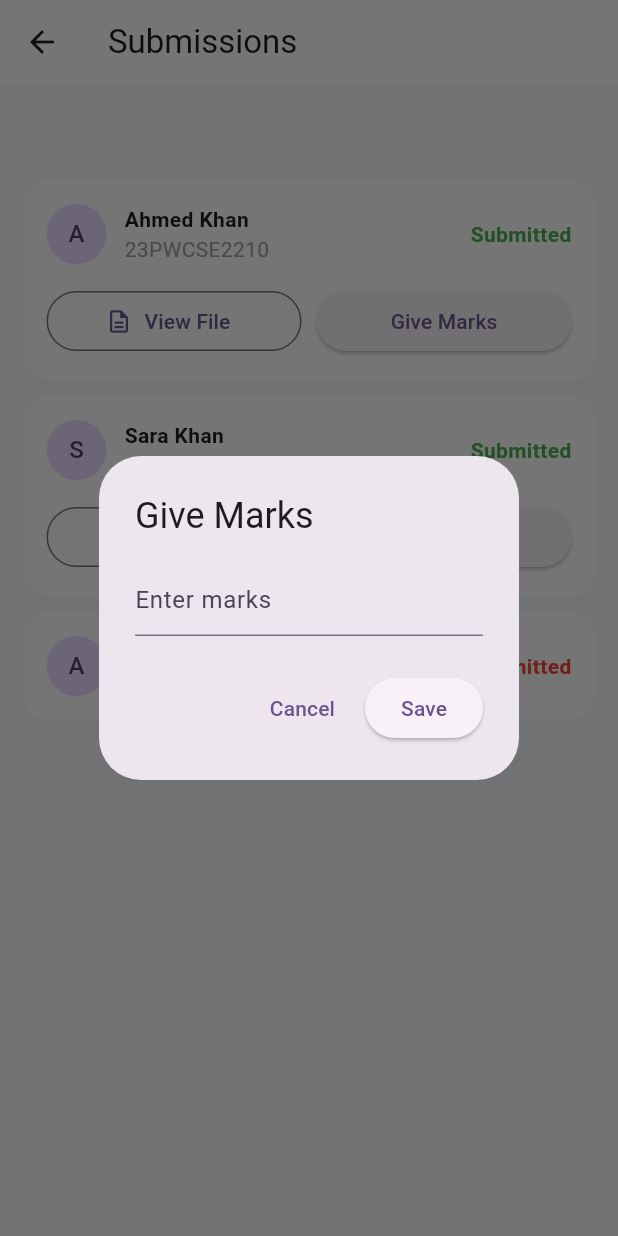
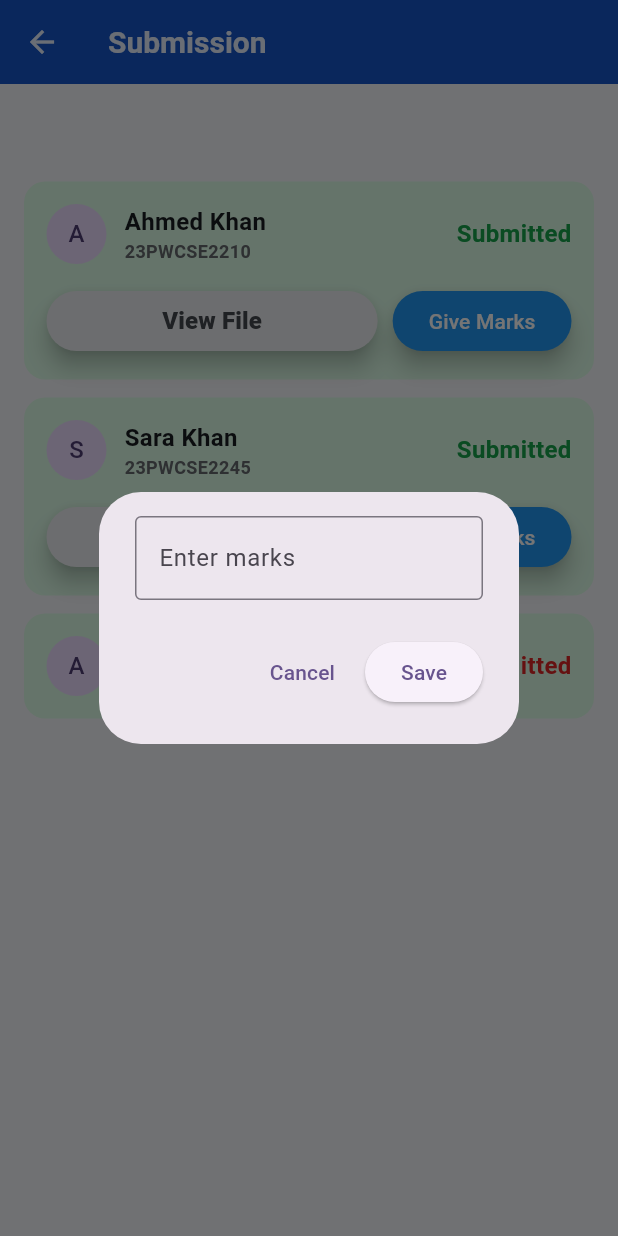
Before and after one commit to Masaud-Ahmad/XwanEdu, a Flutter app: the AssignmentSubmissionsScreen screen opened directly with empty values, after a tap on "Give Marks", on a phone screen of 412 x 824 dp. Run offline on Flutter 3.47's test engine with Material 3 defaults, Android fonts, the phone set to English and light mode, and no system bars; our stand-ins replace get, lottie.

Commit message:
Make Dialog Box and work with view assignment Screen

```diff
--- a/lib/common/widgets/elevated_button/elevated_button.dart
+++ b/lib/common/widgets/elevated_button/elevated_button.dart
@@ -1,4 +1,5 @@
 import 'package:flutter/material.dart';
+import 'package:xwanedu/constant/colors.dart';
 
 class EduButton extends StatelessWidget {
   final String text;
@@ -32,9 +33,9 @@ class EduButton extends StatelessWidget {
         onPressed: onPressed,
         style: ElevatedButton.styleFrom(
           // Use the provided color or fall back to a default primary color
-          backgroundColor: backgroundColor ?? const Color(0xFF1976D2),
+          backgroundColor: backgroundColor ?? AppColors.primary,
           foregroundColor: textColor ?? Colors.white,
-          elevation: 0, // Flat design; increase if you want a drop shadow
+          elevation: 6, // Flat design; increase if you want a drop shadow
           shape: RoundedRectangleBorder(
             borderRadius: BorderRadius.circular(borderRadius),
           ),
--- a/lib/constant/colors.dart
+++ b/lib/constant/colors.dart
@@ -5,15 +5,23 @@ class AppColors {
 
   // Brand Colors
 
-  static const Color primary = Color(0xFF1A73E8);
-  static const Color onPrimary = Color(0xFFFFFFFF);
+  static const Color primary = Color(0xFF1656C9);
+  static const Color onPrimary = Color(0xFFE8F0FE);
   static const Color secondary = Color(0xFF4285F4);
+  static const Color primaryDark = Color(0xFF0D3F9E);
 
-  // Surface Colors
+  //Background
 
-  static const Color surface = Color(0xFFF7F9FF);
+  static const Color background = Color(0xFFF5F7FB);
 
-  static const Color surfaceContainerLow = Color(0xFFF1F4FA);
+  /// Cards / dialogs / containers
+  static const Color surface = Color(0xFFFFFFFF);
+
+  /// Light colored container
+  static const Color surfaceContainer = Color(0xFFEEF4FF);
+
+  /// Very light container
+  static const Color surfaceContainerLow = Color(0xFFF8FAFC);
 
   static const Color surfaceContainerHigh = Color(0xFFE1E2E9);
 
@@ -27,7 +35,16 @@ class AppColors {
   static const Color outline = Color(0xFF74777F);
 
   // Status / Feedback
-  static const Color success = Color(0xFF34A853);
 
-  static const Color error = Color(0xFFD93025);
+  static const Color success = Color(0xFF16A34A);
+  static const Color successLight = Color(0xFFDCFCE7);
+
+  static const Color error = Color(0xFFDC2626);
+  static const Color errorLight = Color(0xFFFEE2E2);
+
+  static const Color warning = Color(0xFFF59E0B);
+  static const Color warningLight = Color(0xFFFEF3C7);
+
+  static const Color info = Color(0xFF2563EB);
+  static const Color infoLight = Color(0xFFDBEAFE);
 }
--- a/lib/feature/assignment/view/teacher/teacher_assignment.dart
+++ b/lib/feature/assignment/view/teacher/teacher_assignment.dart
@@ -21,7 +21,7 @@ class _TeacherAssignmentScreenState extends State<TeacherAssignmentScreen> {
   @override
   Widget build(BuildContext context) {
     return Scaffold(
-      backgroundColor: AppColors.surface,
+      backgroundColor: AppColors.background,
 
       appBar: AppBar(
         title: const EduText(
@@ -29,7 +29,7 @@ class _TeacherAssignmentScreenState extends State<TeacherAssignmentScreen> {
           fontSize: SizeConstant.fontSizeMd,
           fontcolor: AppColors.onSurface,
         ),
-        backgroundColor: AppColors.onPrimary,
+        backgroundColor: AppColors.background,
       ),
 
       floatingActionButton: FloatingActionButton.extended(
@@ -60,8 +60,8 @@ class _TeacherAssignmentScreenState extends State<TeacherAssignmentScreen> {
 
             const EduText(
               name: "Managment Classroom System",
-              fontSize: SizeConstant.fontSizeLg,
-              fontcolor: AppColors.onSurface,
+              fontSize: SizeConstant.fontSizeSm + 3,
+              fontcolor: AppColors.outline,
             ),
 
             const SizedBox(height: 20),
--- a/lib/feature/assignment/view/teacher/view_assignment.dart
+++ b/lib/feature/assignment/view/teacher/view_assignment.dart
@@ -1,5 +1,10 @@
 import 'package:flutter/material.dart';
+import 'package:xwanedu/common/widgets/edutext/edutext.dart';
+import 'package:xwanedu/common/widgets/elevated_button/elevated_button.dart';
+import 'package:xwanedu/constant/colors.dart';
+import 'package:xwanedu/constant/size.dart';
 import 'package:xwanedu/feature/assignment/data.dart';
+import 'package:xwanedu/utils/dialog_box.dart';
 
 class AssignmentSubmissionsScreen extends StatefulWidget {
   const AssignmentSubmissionsScreen({super.key, required this.assignmentTitle});
@@ -16,11 +21,17 @@ class _AssignmentSubmissionsScreenState
   @override
   Widget build(BuildContext context) {
     return Scaffold(
-      backgroundColor: const Color(0xFFF6F8FC),
+      backgroundColor: AppColors.background,
 
       appBar: AppBar(
-        title: const Text('Submissions'),
-        backgroundColor: Colors.white,
+        backgroundColor: AppColors.primary,
+        foregroundColor: AppColors.onPrimary,
+
+        title: const EduText(
+          name: "Submission",
+          fontSize: SizeConstant.fontSizeLg,
+          fontcolor: AppColors.onPrimary,
+        ),
       ),
 
       body: Padding(
@@ -29,9 +40,10 @@ class _AssignmentSubmissionsScreenState
         child: Column(
           crossAxisAlignment: CrossAxisAlignment.start,
           children: [
-            Text(
-              widget.assignmentTitle,
-              style: const TextStyle(fontSize: 20, fontWeight: FontWeight.bold),
+            EduText(
+              name: widget.assignmentTitle,
+              fontSize: SizeConstant.fontSizeLg,
+              fontcolor: AppColors.onSurface,
             ),
 
             const SizedBox(height: 20),
@@ -48,7 +60,7 @@ class _AssignmentSubmissionsScreenState
                     padding: const EdgeInsets.all(15),
 
                     decoration: BoxDecoration(
-                      color: Colors.white,
+                      color: AppColors.successLight,
                       borderRadius: BorderRadius.circular(14),
                     ),
 
@@ -64,28 +76,33 @@ class _AssignmentSubmissionsScreenState
                               child: Column(
                                 crossAxisAlignment: CrossAxisAlignment.start,
                                 children: [
-                                  Text(
-                                    student.name,
-                                    style: const TextStyle(
-                                      fontWeight: FontWeight.bold,
+                                  EduText(
+                                    name: student.name,
+                                    fontSize: SizeConstant.fontSizeMd,
+                                    fontcolor: AppColors.onSurface,
                                   ),
+                                  EduText(
+                                    name: student.rollNumber,
+                                    fontSize: SizeConstant.fontSizeSm,
+                                    fontcolor: const Color.fromARGB(
+                                      255,
+                                      101,
+                                      104,
+                                      109,
                                     ),
-                                  Text(
-                                    student.rollNumber,
-                                    style: const TextStyle(color: Colors.grey),
                                   ),
                                 ],
                               ),
                             ),
 
-                            Text(
-                              student.submitted ? 'Submitted' : 'Not Submitted',
-                              style: TextStyle(
-                                color: student.submitted
-                                    ? Colors.green
-                                    : Colors.red,
-                                fontWeight: FontWeight.bold,
-                              ),
+                            EduText(
+                              name: student.submitted
+                                  ? "Submitted"
+                                  : 'Not Submitted',
+                              fontSize: SizeConstant.fontSizeMd,
+                              fontcolor: student.submitted
+                                  ? AppColors.success
+                                  : AppColors.error,
                             ),
                           ],
                         ),
@@ -96,58 +113,45 @@ class _AssignmentSubmissionsScreenState
                           Row(
                             children: [
                               Expanded(
-                                child: OutlinedButton.icon(
+                                child: EduButton(
+                                  borderRadius: 30,
+                                  height: 40,
+                                  backgroundColor: const Color.fromARGB(
+                                    255,
+                                    236,
+                                    238,
+                                    241,
+                                  ),
+                                  text: 'View File',
+                                  textColor: AppColors.onSurfaceVariant,
                                   onPressed: () {},
-                                  icon: const Icon(Icons.description_outlined),
-                                  label: const Text('View File'),
                                 ),
                               ),
 
                               const SizedBox(width: 10),
 
-                              Expanded(
-                                child: ElevatedButton(
-                                  onPressed: () {
-                                    showDialog(
-                                      context: context,
+                              ElevatedButton(
+                                style: ElevatedButton.styleFrom(
+                                  backgroundColor:
+                                      Colors.blue, // Button background color
+                                  foregroundColor:
+                                      Colors.white, // Text and icon color
+                                  elevation: 6, // Shadow depth
 
-                                      builder: (_) {
-                                        final controller =
-                                            TextEditingController();
-
-                                        return AlertDialog(
-                                          title: const Text('Give Marks'),
-
-                                          content: TextField(
-                                            controller: controller,
-                                            keyboardType: TextInputType.number,
-                                            decoration: const InputDecoration(
-                                              hintText: 'Enter marks',
+                                  shape: RoundedRectangleBorder(
+                                    borderRadius: BorderRadius.circular(
+                                      40,
+                                    ), // Rounded corners
                                   ),
                                 ),
+                                onPressed: () {
+                                  // Your action here
 
-                                          actions: [
-                                            TextButton(
-                                              onPressed: () {
-                                                Navigator.pop(context);
-                                              },
-                                              child: const Text('Cancel'),
-                                            ),
-
-                                            ElevatedButton(
-                                              onPressed: () {
+                                  DialogBox.giveStudentMarks(
+                                    onSave: (marks) {
                                       setState(() {
-                                                  student.marks = int.tryParse(
-                                                    controller.text,
-                                                  );
+                                        student.marks = marks;
                                       });
-
-                                                Navigator.pop(context);
-                                              },
-                                              child: const Text('Save'),
-                                            ),
-                                          ],
-                                        );
                                     },
                                   );
                                 },
@@ -155,8 +159,7 @@ class _AssignmentSubmissionsScreenState
                                 child: Text(
                                   student.marks == null
                                       ? 'Give Marks'
-                                        : '${student.marks} Marks',
-                                  ),
+                                      : '${student.marks}/20',
                                 ),
                               ),
                             ],
--- /dev/null
+++ b/lib/utils/dialog_box.dart
@@ -0,0 +1,52 @@
+import 'package:flutter/material.dart';
+import 'package:get/get.dart';
+
+class DialogBox {
+  static void giveStudentMarks({required Function(int marks) onSave}) {
+    final TextEditingController marksController = TextEditingController();
+
+    showDialog(
+      context: Get.overlayContext!,
+      barrierDismissible: false,
+      builder: (_) => AlertDialog(
+        content: TextField(
+          controller: marksController,
+          keyboardType: TextInputType.number,
+          decoration: InputDecoration(
+            hintText: 'Enter marks',
+
+            border: const OutlineInputBorder(),
+          ),
+        ),
+
+        actions: [
+          TextButton(
+            onPressed: () {
+              Get.back();
+            },
+            child: const Text('Cancel'),
+          ),
+
+          ElevatedButton(
+            onPressed: () {
+              final marks = int.tryParse(marksController.text);
+
+              if (marks == null || marks < 0) {
+                Get.snackbar(
+                  'Invalid Marks',
+                  'Marks Should be Greater than 0 ',
+                );
+                return;
+              }
+
+              onSave(marks);
+
+              Get.back();
+            },
+            child: const Text('Save'),
+          ),
+        ],
+      ),
+    );
+  }
+}
```
Lines whose indentation alone changed are shown as unchanged.
